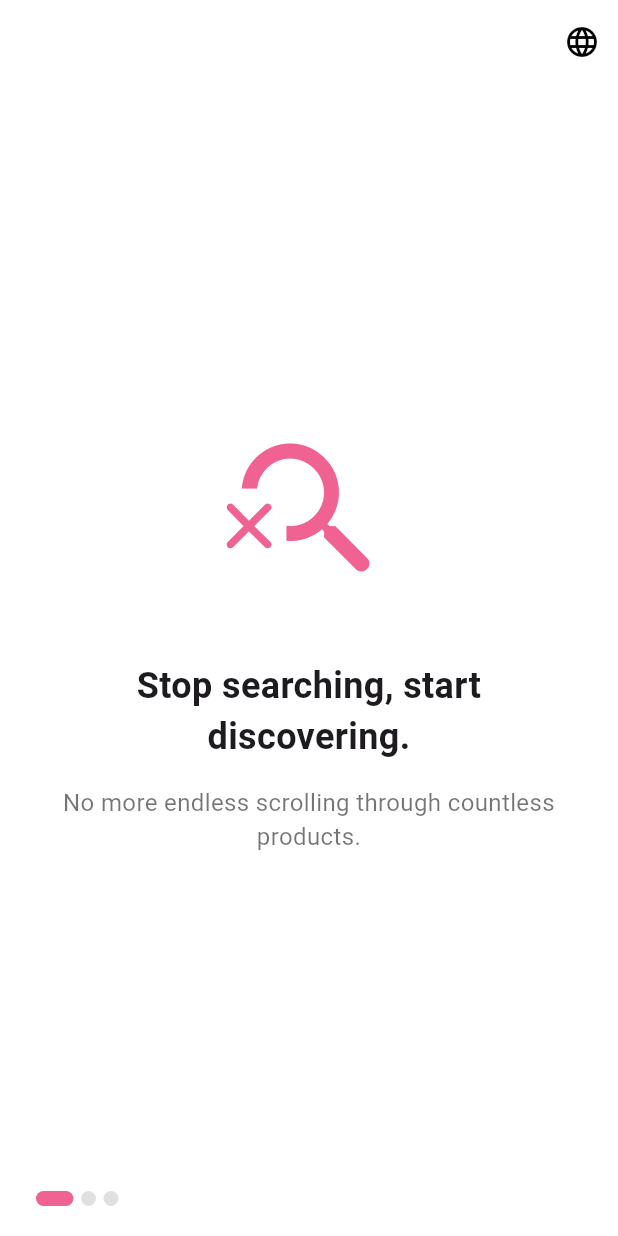
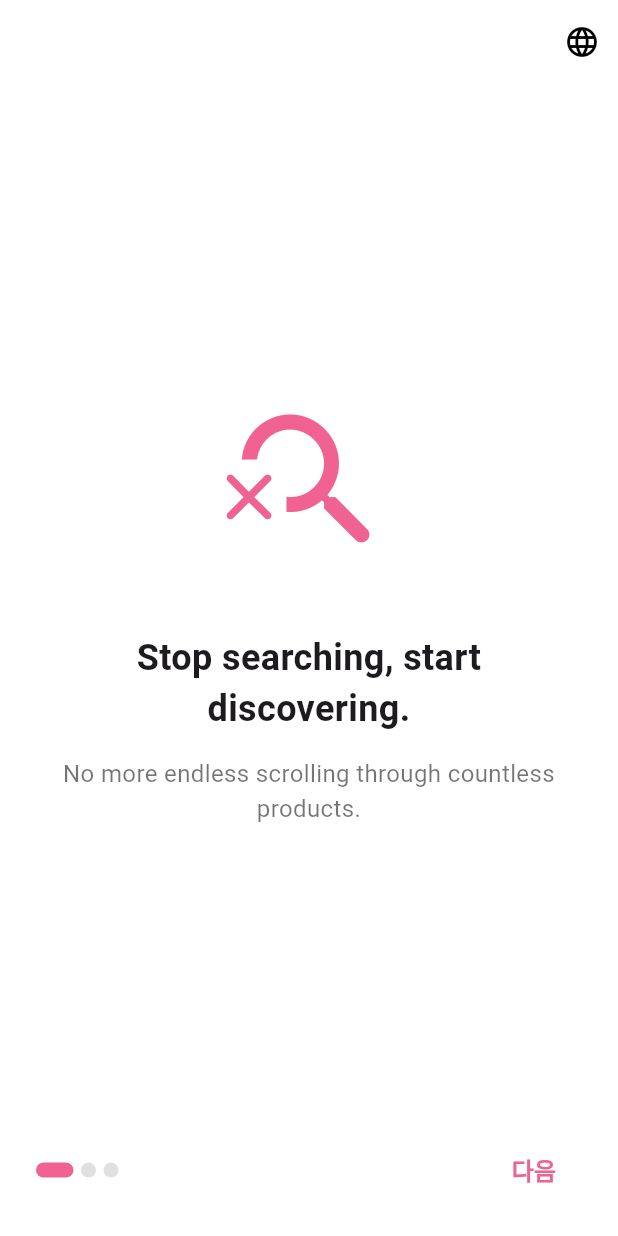
Before and after one commit to parkqwre-bot/k-beauty-compass, a Flutter app: the screen it shows after launch, on a phone screen of 412 x 824 dp. Run offline on Flutter 3.47's test engine with Material 3 defaults, Android fonts, the phone set to English and light mode, and no system bars; Roboto replaces fonts that are missing (Pretendard).

Commit message:
feat: Add next button to onboarding screen

```diff
--- a/lib/screens/onboarding_screen.dart
+++ b/lib/screens/onboarding_screen.dart
@@ -105,8 +105,9 @@ class _OnboardingScreenState extends State<OnboardingScreen> {
               (index) => _buildDot(index, context),
             ),
           ),
-          // Start Button on the last page
+          // Next or Start Button
           if (_currentPage == onboardingData.length - 1)
+            // Show "Get Started" button on the last page
             ElevatedButton(
               onPressed: () {
                 Navigator.pushReplacement(context, MaterialPageRoute(builder: (context) => const QuizScreen()));
@@ -124,8 +125,19 @@ class _OnboardingScreenState extends State<OnboardingScreen> {
               ),
             )
           else
-            // Empty space to keep the dots centered
-            const SizedBox(width: 120),
+            // Show "Next" button on other pages
+            TextButton(
+              onPressed: () {
+                _pageController.nextPage(
+                  duration: const Duration(milliseconds: 400),
+                  curve: Curves.easeInOut,
+                );
+              },
+              child: Text(
+                "다음", // TODO: Localize this string
+                style: TextStyle(color: Colors.pink.shade300, fontSize: 16, fontWeight: FontWeight.bold),
+              ),
+            ),
         ],
       ),
     );
--- a/pubspec.yaml
+++ b/pubspec.yaml
@@ -21,6 +21,7 @@ dependencies:
 dev_dependencies:
   flutter_test:
     sdk: flutter
+  gh_pages: ^0.1.1
 
   flutter_lints: ^2.0.0
 
```
Also changed, not shown: pubspec.lock.
